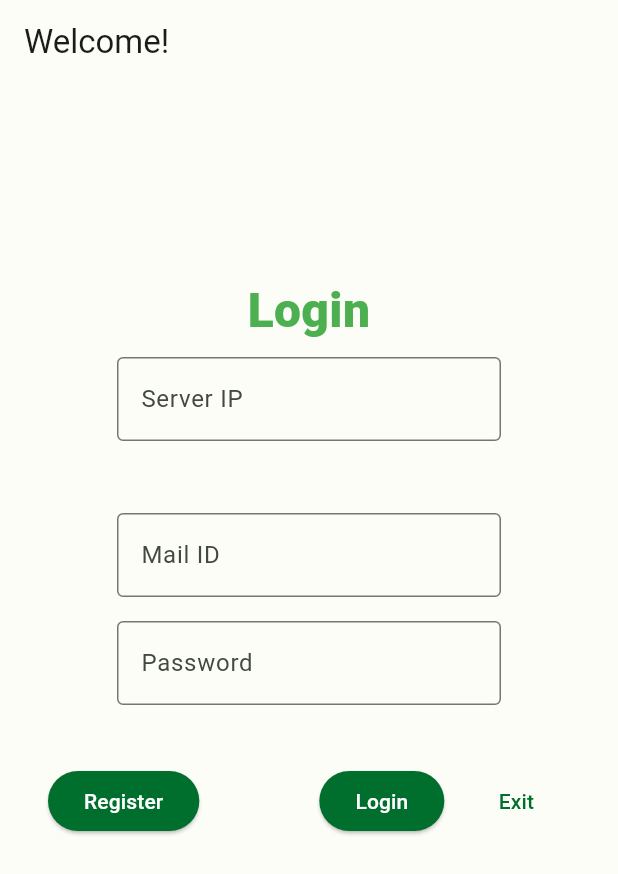
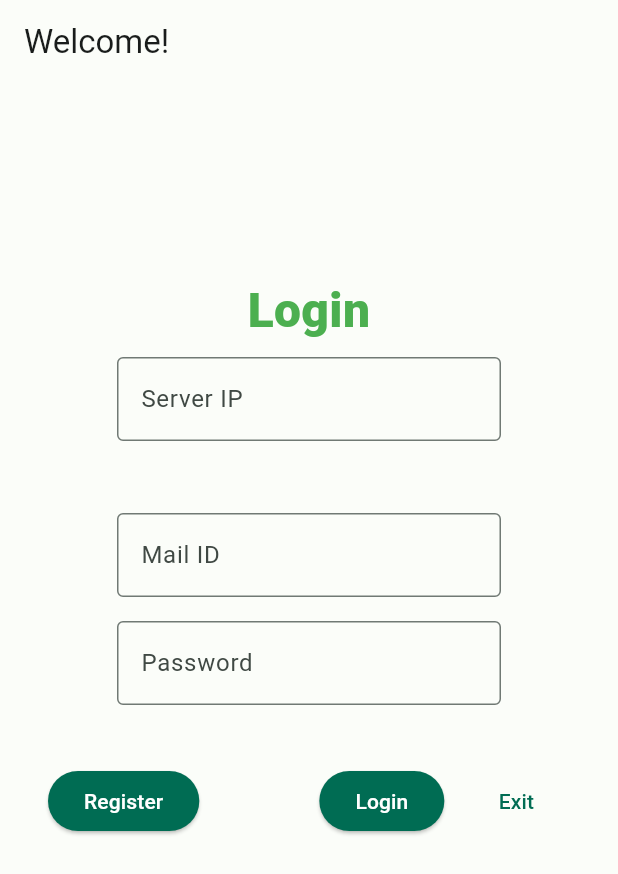
Before and after one commit to JustINCodingUK/C-Hat-Client, a Flutter app: the screen it shows after launch, on a phone screen of 412 x 824 dp. Shown: the top 874 px of the screen. Run offline on Flutter 3.47's test engine with Material 2 defaults, Android fonts, the phone set to English and light mode, and no system bars; our stand-ins replace floor, flutter_bloc, shared_preferences, sqflite, universal_io; missing offline and left inert: analyzer, build, fluent_ui, source_gen; accounts and stored records are empty; generated files the repository leaves out were written again.

Commit message:
Update theme

```diff
--- a/lib/theme/material/material_theme.dart
+++ b/lib/theme/material/material_theme.dart
@@ -2,64 +2,68 @@ import 'package:flutter/material.dart';
 
 const lightColorScheme = ColorScheme(
   brightness: Brightness.light,
-  primary: Color(0xFF006E2C),
+  primary: Color(0xFF006C53),
   onPrimary: Color(0xFFFFFFFF),
-  primaryContainer: Color(0xFF83FB96),
-  onPrimaryContainer: Color(0xFF002108),
-  secondary: Color(0xFF516351),
+  primaryContainer: Color(0xFF81F8D0),
+  onPrimaryContainer: Color(0xFF002117),
+  secondary: Color(0xFF4C635A),
   onSecondary: Color(0xFFFFFFFF),
-  secondaryContainer: Color(0xFFD4E8D1),
-  onSecondaryContainer: Color(0xFF0F1F11),
-  tertiary: Color(0xFF39656C),
+  secondaryContainer: Color(0xFFCEE9DC),
+  onSecondaryContainer: Color(0xFF082018),
+  tertiary: Color(0xFF406375),
   onTertiary: Color(0xFFFFFFFF),
-  tertiaryContainer: Color(0xFFBDEAF3),
-  onTertiaryContainer: Color(0xFF001F24),
+  tertiaryContainer: Color(0xFFC3E8FE),
+  onTertiaryContainer: Color(0xFF001E2B),
   error: Color(0xFFBA1A1A),
   errorContainer: Color(0xFFFFDAD6),
   onError: Color(0xFFFFFFFF),
   onErrorContainer: Color(0xFF410002),
-  background: Color(0xFFFCFDF7),
-  onBackground: Color(0xFF1A1C19),
-  surface: Color(0xFFFCFDF7),
-  onSurface: Color(0xFF1A1C19),
-  surfaceVariant: Color(0xFFDDE5D9),
-  onSurfaceVariant: Color(0xFF424940),
-  outline: Color(0xFF727970),
-  onInverseSurface: Color(0xFFF0F1EB),
-  inverseSurface: Color(0xFF2E312D),
-  inversePrimary: Color(0xFF66DE7D),
+  background: Color(0xFFFBFDF9),
+  onBackground: Color(0xFF191C1B),
+  surface: Color(0xFFFBFDF9),
+  onSurface: Color(0xFF191C1B),
+  surfaceVariant: Color(0xFFDBE5DF),
+  onSurfaceVariant: Color(0xFF404944),
+  outline: Color(0xFF707974),
+  onInverseSurface: Color(0xFFEFF1EE),
+  inverseSurface: Color(0xFF2E312F),
+  inversePrimary: Color(0xFF63DBB5),
   shadow: Color(0xFF000000),
-  surfaceTint: Color(0xFF006E2C),
+  surfaceTint: Color(0xFF006C53),
+  outlineVariant: Color(0xFFBFC9C3),
+  scrim: Color(0xFF000000),
 );
 
 const darkColorScheme = ColorScheme(
   brightness: Brightness.dark,
-  primary: Color(0xFF66DE7D),
-  onPrimary: Color(0xFF003913),
-  primaryContainer: Color(0xFF00531F),
-  onPrimaryContainer: Color(0xFF83FB96),
-  secondary: Color(0xFFB8CCB5),
-  onSecondary: Color(0xFF243425),
-  secondaryContainer: Color(0xFF3A4B3A),
-  onSecondaryContainer: Color(0xFFD4E8D1),
-  tertiary: Color(0xFFA1CED6),
-  onTertiary: Color(0xFF00363D),
-  tertiaryContainer: Color(0xFF1F4D54),
-  onTertiaryContainer: Color(0xFFBDEAF3),
+  primary: Color(0xFF63DBB5),
+  onPrimary: Color(0xFF00382A),
+  primaryContainer: Color(0xFF00513E),
+  onPrimaryContainer: Color(0xFF81F8D0),
+  secondary: Color(0xFFB2CCC0),
+  onSecondary: Color(0xFF1E352C),
+  secondaryContainer: Color(0xFF344C42),
+  onSecondaryContainer: Color(0xFFCEE9DC),
+  tertiary: Color(0xFFA7CCE1),
+  onTertiary: Color(0xFF0C3445),
+  tertiaryContainer: Color(0xFF274B5D),
+  onTertiaryContainer: Color(0xFFC3E8FE),
   error: Color(0xFFFFB4AB),
   errorContainer: Color(0xFF93000A),
   onError: Color(0xFF690005),
   onErrorContainer: Color(0xFFFFDAD6),
-  background: Color(0xFF1A1C19),
-  onBackground: Color(0xFFE2E3DD),
-  surface: Color(0xFF1A1C19),
-  onSurface: Color(0xFFE2E3DD),
-  surfaceVariant: Color(0xFF424940),
-  onSurfaceVariant: Color(0xFFC1C9BE),
-  outline: Color(0xFF8B9389),
-  onInverseSurface: Color(0xFF1A1C19),
-  inverseSurface: Color(0xFFE2E3DD),
-  inversePrimary: Color(0xFF006E2C),
+  background: Color(0xFF191C1B),
+  onBackground: Color(0xFFE1E3E0),
+  surface: Color(0xFF191C1B),
+  onSurface: Color(0xFFE1E3E0),
+  surfaceVariant: Color(0xFF404944),
+  onSurfaceVariant: Color(0xFFBFC9C3),
+  outline: Color(0xFF89938E),
+  onInverseSurface: Color(0xFF191C1B),
+  inverseSurface: Color(0xFFE1E3E0),
+  inversePrimary: Color(0xFF006C53),
   shadow: Color(0xFF000000),
-  surfaceTint: Color(0xFF66DE7D),
+  surfaceTint: Color(0xFF63DBB5),
+  outlineVariant: Color(0xFF404944),
+  scrim: Color(0xFF000000),
 );
```
